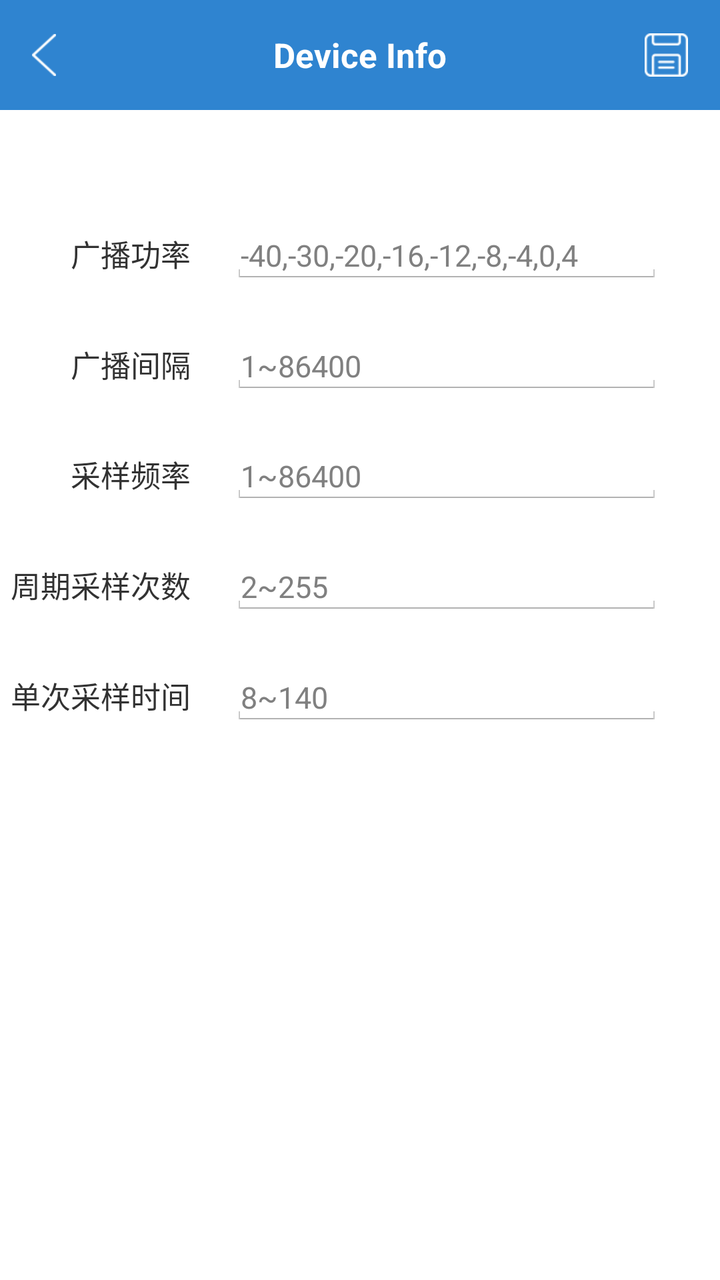
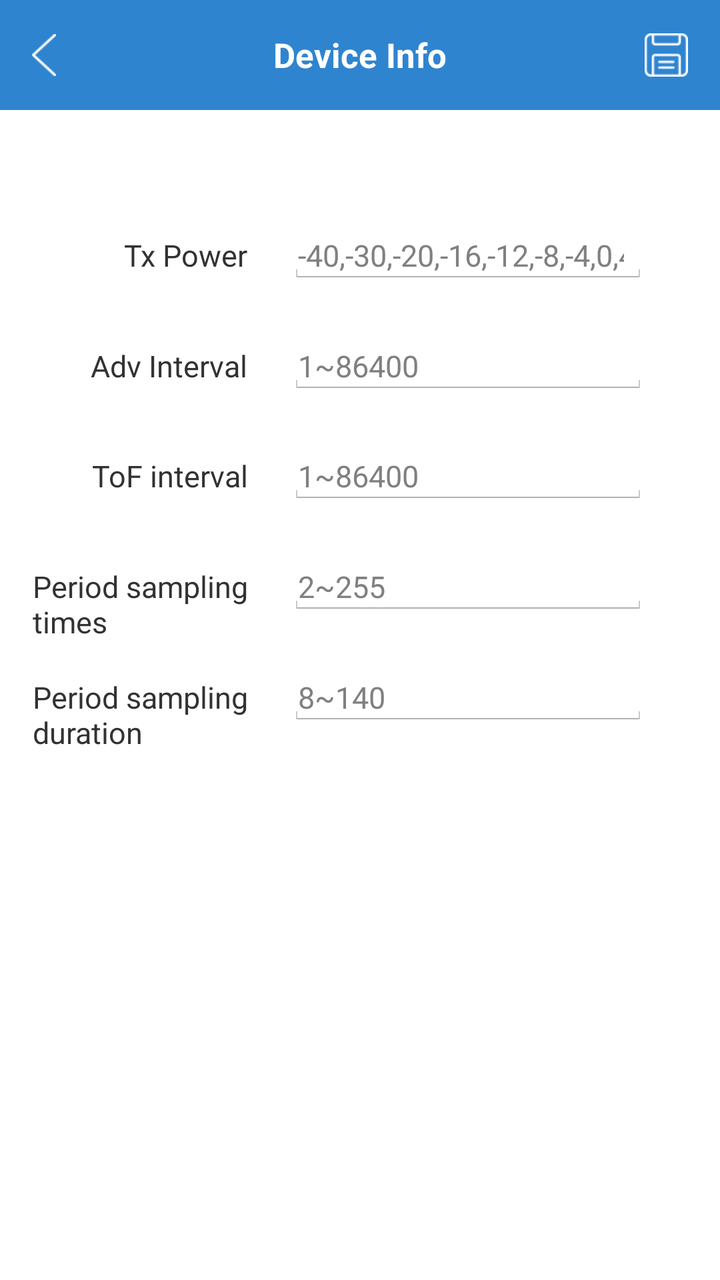

An Android layout rendered at two revisions. The XML below is the earlier revision; the diff shows what the commit changed to produce the second picture.
<!-- AndroidManifest.xml: application theme LaunchActivityTheme -->
<!-- res/layout/activity_device_info.xml -->
<?xml version="1.0" encoding="utf-8"?>
<LinearLayout xmlns:android="http://schemas.android.com/apk/res/android"
    xmlns:app="http://schemas.android.com/apk/res-auto"
    android:layout_width="match_parent"
    android:layout_height="match_parent"
    android:orientation="vertical">

    <RelativeLayout
        android:layout_width="match_parent"
        android:layout_height="55dp"
        android:background="@color/blue_2f84d0">

        <TextView
            android:id="@+id/tv_back"
            android:layout_width="wrap_content"
            android:layout_height="match_parent"
            android:clickable="true"
            android:drawableLeft="@drawable/back"
            android:drawablePadding="6dp"
            android:gravity="center_vertical"
            android:onClick="onBack"
            android:paddingLeft="16dp"
            android:text=""
            android:textColor="@color/white_ffffff"
            android:textSize="15sp" />

        <TextView
            android:id="@+id/tv_title"
            android:layout_width="wrap_content"
            android:layout_height="wrap_content"
            android:layout_centerInParent="true"
            android:text="Device Info"
            android:textColor="@color/white_ffffff"
            android:textSize="17sp"
            android:textStyle="bold" />

        <ImageView
            android:id="@+id/iv_save"
            android:layout_width="wrap_content"
            android:layout_height="match_parent"
            android:layout_alignParentRight="true"
            android:clickable="true"
            android:onClick="onSave"
            android:paddingLeft="16dp"
            android:paddingRight="16dp"
            android:src="@drawable/save" />
    </RelativeLayout>

    <androidx.constraintlayout.widget.ConstraintLayout
        android:layout_width="match_parent"
        android:layout_height="0dp"
        android:layout_weight="1.0"
        android:background="@color/white_ffffff">

        <EditText
            android:id="@+id/et_tx_power"
            android:layout_width="0dp"
            android:layout_height="wrap_content"
            android:hint="-40,-30,-20,-16,-12,-8,-4,0,4"
            android:inputType="numberSigned"
            android:maxLength="3"
            android:paddingLeft="5dp"
            android:paddingBottom="5dp"
            android:textSize="15sp"
            app:layout_constraintBottom_toBottomOf="parent"
            app:layout_constraintHorizontal_bias="0.8"
            app:layout_constraintLeft_toLeftOf="parent"
            app:layout_constraintRight_toRightOf="parent"
            app:layout_constraintTop_toTopOf="parent"
            app:layout_constraintVertical_bias="0.1"
            app:layout_constraintWidth_percent="0.6" />

        <TextView
            android:layout_width="wrap_content"
            android:layout_height="wrap_content"
            android:layout_centerInParent="true"
            android:layout_marginRight="20dp"
            android:text="广播功率"
            android:textSize="15sp"
            app:layout_constraintBaseline_toBaselineOf="@id/et_tx_power"
            app:layout_constraintRight_toLeftOf="@id/et_tx_power" />

        <EditText
            android:id="@+id/et_adv_interval"
            android:layout_width="0dp"
            android:layout_height="wrap_content"
            android:hint="1~86400"
            android:inputType="number"
            android:maxLength="5"
            android:paddingLeft="5dp"
            android:paddingBottom="5dp"
            android:textSize="15sp"
            app:layout_constraintBottom_toBottomOf="parent"
            app:layout_constraintHorizontal_bias="0.8"
            app:layout_constraintLeft_toLeftOf="parent"
            app:layout_constraintRight_toRightOf="parent"
            app:layout_constraintTop_toTopOf="parent"
            app:layout_constraintVertical_bias="0.2"
            app:layout_constraintWidth_percent="0.6" />

        <TextView
            android:layout_width="wrap_content"
            android:layout_height="wrap_content"
            android:layout_centerInParent="true"
            android:layout_marginRight="20dp"
            android:text="广播间隔"
            android:textSize="15sp"
            app:layout_constraintBaseline_toBaselineOf="@id/et_adv_interval"
            app:layout_constraintRight_toLeftOf="@id/et_adv_interval" />

        <EditText
            android:id="@+id/et_sample_rate"
            android:layout_width="0dp"
            android:layout_height="wrap_content"
            android:hint="1~86400"
            android:inputType="number"
            android:maxLength="5"
            android:paddingLeft="5dp"
            android:paddingBottom="5dp"
            android:textSize="15sp"
            app:layout_constraintBottom_toBottomOf="parent"
            app:layout_constraintHorizontal_bias="0.8"
            app:layout_constraintLeft_toLeftOf="parent"
            app:layout_constraintRight_toRightOf="parent"
            app:layout_constraintTop_toTopOf="parent"
            app:layout_constraintVertical_bias="0.3"
            app:layout_constraintWidth_percent="0.6" />

        <TextView
            android:layout_width="wrap_content"
            android:layout_height="wrap_content"
            android:layout_centerInParent="true"
            android:layout_marginRight="20dp"
            android:text="采样频率"
            android:textSize="15sp"
            app:layout_constraintBaseline_toBaselineOf="@id/et_sample_rate"
            app:layout_constraintRight_toLeftOf="@id/et_sample_rate" />

        <EditText
            android:id="@+id/et_sample_number"
            android:layout_width="0dp"
            android:layout_height="wrap_content"
            android:hint="2~255"
            android:inputType="number"
            android:maxLength="3"
            android:paddingLeft="5dp"
            android:paddingBottom="5dp"
            android:textSize="15sp"
            app:layout_constraintBottom_toBottomOf="parent"
            app:layout_constraintHorizontal_bias="0.8"
            app:layout_constraintLeft_toLeftOf="parent"
            app:layout_constraintRight_toRightOf="parent"
            app:layout_constraintTop_toTopOf="parent"
            app:layout_constraintVertical_bias="0.4"
            app:layout_constraintWidth_percent="0.6" />

        <TextView
            android:layout_width="wrap_content"
            android:layout_height="wrap_content"
            android:layout_centerInParent="true"
            android:layout_marginRight="20dp"
            android:text="周期采样次数"
            android:textSize="15sp"
            app:layout_constraintBaseline_toBaselineOf="@id/et_sample_number"
            app:layout_constraintRight_toLeftOf="@id/et_sample_number" />

        <EditText
            android:id="@+id/et_single_sample_time"
            android:layout_width="0dp"
            android:layout_height="wrap_content"
            android:hint="8~140"
            android:inputType="number"
            android:maxLength="3"
            android:paddingLeft="5dp"
            android:paddingBottom="5dp"
            android:textSize="15sp"
            app:layout_constraintBottom_toBottomOf="parent"
            app:layout_constraintHorizontal_bias="0.8"
            app:layout_constraintLeft_toLeftOf="parent"
            app:layout_constraintRight_toRightOf="parent"
            app:layout_constraintTop_toTopOf="parent"
            app:layout_constraintVertical_bias="0.5"
            app:layout_constraintWidth_percent="0.6" />

        <TextView
            android:layout_width="wrap_content"
            android:layout_height="wrap_content"
            android:layout_centerInParent="true"
            android:layout_marginRight="20dp"
            android:text="单次采样时间"
            android:textSize="15sp"
            app:layout_constraintBaseline_toBaselineOf="@id/et_single_sample_time"
            app:layout_constraintRight_toLeftOf="@id/et_single_sample_time" />

        <TextView
            android:id="@+id/tv_acc"
            android:layout_width="0dp"
            android:layout_height="wrap_content"
            android:paddingLeft="5dp"
            android:paddingBottom="5dp"
            android:text=""
            android:textSize="15sp"
            app:layout_constraintBottom_toBottomOf="parent"
            app:layout_constraintHorizontal_bias="0.4"
            app:layout_constraintLeft_toLeftOf="parent"
            app:layout_constraintRight_toRightOf="parent"
            app:layout_constraintTop_toTopOf="parent"
            app:layout_constraintVertical_bias="0.6"
            app:layout_constraintWidth_percent="0.5" />

    </androidx.constraintlayout.widget.ConstraintLayout>

</LinearLayout>
<!-- resources referenced by this layout -->
<resources>
  <color name="blue_2f84d0">#2f84d0</color>
  <color name="white_ffffff">#ffffff</color>
  <!-- drawable back: png bitmap (drawable-xhdpi, 1297 bytes) -->
  <!-- drawable save: png bitmap (drawable-xhdpi, 1475 bytes) -->
  <style name="LaunchActivityTheme" parent="android:Theme.Holo.Light.NoActionBar">
          <item name="android:windowBackground">@android:color/transparent</item>
          <item name="android:colorBackground">@android:color/transparent</item>
          <item name="android:colorForeground">@android:color/transparent</item>
      </style>
</resources>

<!-- the commit's change to res/layout/activity_device_info.xml (unified diff, before → after) -->
@@ -68,14 +68,14 @@
             app:layout_constraintRight_toRightOf="parent"
             app:layout_constraintTop_toTopOf="parent"
             app:layout_constraintVertical_bias="0.1"
-            app:layout_constraintWidth_percent="0.6" />
-
-        <TextView
-            android:layout_width="wrap_content"
-            android:layout_height="wrap_content"
-            android:layout_centerInParent="true"
-            android:layout_marginRight="20dp"
-            android:text="广播功率"
+            app:layout_constraintWidth_percent="0.5" />
+
+        <TextView
+            android:layout_width="wrap_content"
+            android:layout_height="wrap_content"
+            android:layout_centerInParent="true"
+            android:layout_marginRight="20dp"
+            android:text="Tx Power"
             android:textSize="15sp"
             app:layout_constraintBaseline_toBaselineOf="@id/et_tx_power"
             app:layout_constraintRight_toLeftOf="@id/et_tx_power" />
@@ -96,14 +96,14 @@
             app:layout_constraintRight_toRightOf="parent"
             app:layout_constraintTop_toTopOf="parent"
             app:layout_constraintVertical_bias="0.2"
-            app:layout_constraintWidth_percent="0.6" />
-
-        <TextView
-            android:layout_width="wrap_content"
-            android:layout_height="wrap_content"
-            android:layout_centerInParent="true"
-            android:layout_marginRight="20dp"
-            android:text="广播间隔"
+            app:layout_constraintWidth_percent="0.5" />
+
+        <TextView
+            android:layout_width="wrap_content"
+            android:layout_height="wrap_content"
+            android:layout_centerInParent="true"
+            android:layout_marginRight="20dp"
+            android:text="Adv Interval"
             android:textSize="15sp"
             app:layout_constraintBaseline_toBaselineOf="@id/et_adv_interval"
             app:layout_constraintRight_toLeftOf="@id/et_adv_interval" />
@@ -124,14 +124,14 @@
             app:layout_constraintRight_toRightOf="parent"
             app:layout_constraintTop_toTopOf="parent"
             app:layout_constraintVertical_bias="0.3"
-            app:layout_constraintWidth_percent="0.6" />
-
-        <TextView
-            android:layout_width="wrap_content"
-            android:layout_height="wrap_content"
-            android:layout_centerInParent="true"
-            android:layout_marginRight="20dp"
-            android:text="采样频率"
+            app:layout_constraintWidth_percent="0.5" />
+
+        <TextView
+            android:layout_width="wrap_content"
+            android:layout_height="wrap_content"
+            android:layout_centerInParent="true"
+            android:layout_marginRight="20dp"
+            android:text="ToF interval"
             android:textSize="15sp"
             app:layout_constraintBaseline_toBaselineOf="@id/et_sample_rate"
             app:layout_constraintRight_toLeftOf="@id/et_sample_rate" />
@@ -152,14 +152,14 @@
             app:layout_constraintRight_toRightOf="parent"
             app:layout_constraintTop_toTopOf="parent"
             app:layout_constraintVertical_bias="0.4"
-            app:layout_constraintWidth_percent="0.6" />
-
-        <TextView
-            android:layout_width="wrap_content"
-            android:layout_height="wrap_content"
-            android:layout_centerInParent="true"
-            android:layout_marginRight="20dp"
-            android:text="周期采样次数"
+            app:layout_constraintWidth_percent="0.5" />
+
+        <TextView
+            android:layout_width="wrap_content"
+            android:layout_height="wrap_content"
+            android:layout_centerInParent="true"
+            android:layout_marginRight="20dp"
+            android:text="Period sampling\ntimes"
             android:textSize="15sp"
             app:layout_constraintBaseline_toBaselineOf="@id/et_sample_number"
             app:layout_constraintRight_toLeftOf="@id/et_sample_number" />
@@ -180,14 +180,14 @@
             app:layout_constraintRight_toRightOf="parent"
             app:layout_constraintTop_toTopOf="parent"
             app:layout_constraintVertical_bias="0.5"
-            app:layout_constraintWidth_percent="0.6" />
-
-        <TextView
-            android:layout_width="wrap_content"
-            android:layout_height="wrap_content"
-            android:layout_centerInParent="true"
-            android:layout_marginRight="20dp"
-            android:text="单次采样时间"
+            app:layout_constraintWidth_percent="0.5" />
+
+        <TextView
+            android:layout_width="wrap_content"
+            android:layout_height="wrap_content"
+            android:layout_centerInParent="true"
+            android:layout_marginRight="20dp"
+            android:text="Period sampling\nduration"
             android:textSize="15sp"
             app:layout_constraintBaseline_toBaselineOf="@id/et_single_sample_time"
             app:layout_constraintRight_toLeftOf="@id/et_single_sample_time" />
